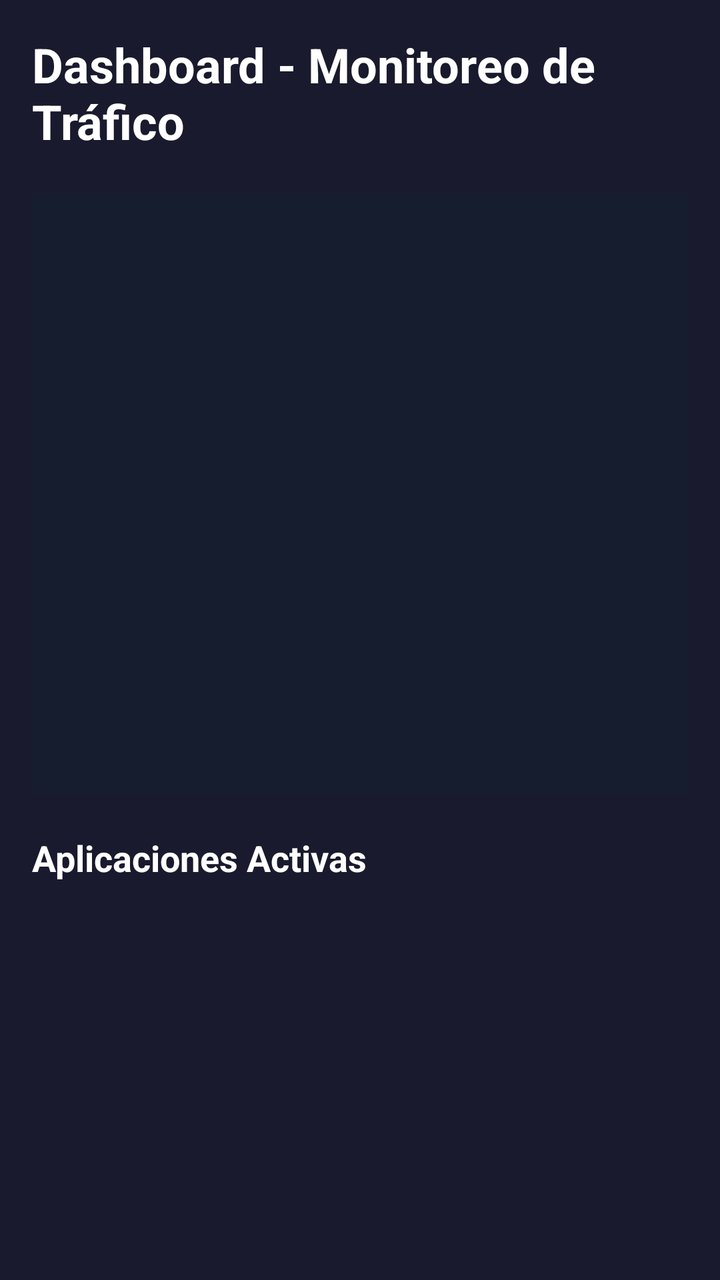
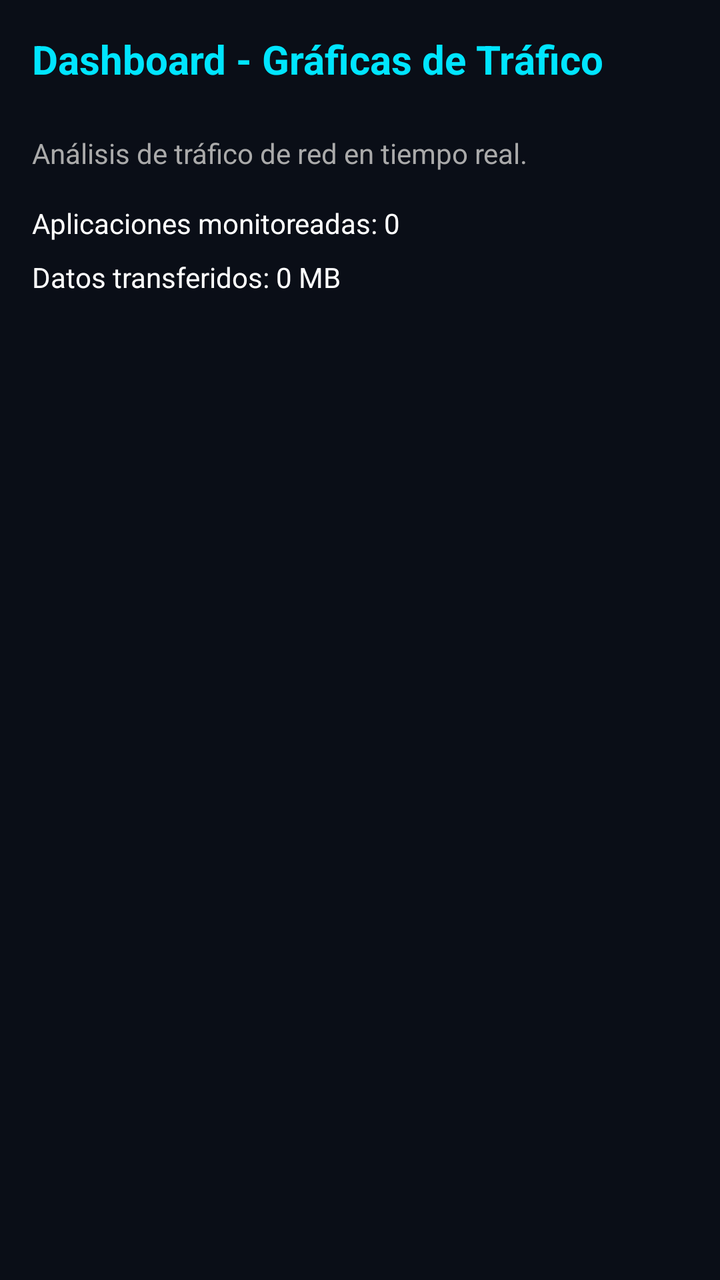

An Android layout rendered at two revisions. The XML below is the earlier revision; the diff shows what the commit changed to produce the second picture.
<!-- AndroidManifest.xml: application theme Theme.SecurityNav -->
<!-- res/layout/activity_dashboard.xml -->
<?xml version="1.0" encoding="utf-8"?>
<LinearLayout xmlns:android="http://schemas.android.com/apk/res/android"
    android:layout_width="match_parent"
    android:layout_height="match_parent"
    android:orientation="vertical"
    android:padding="16dp"
    android:background="#1a1a2e">

    <TextView
        android:layout_width="match_parent"
        android:layout_height="wrap_content"
        android:text="Dashboard - Monitoreo de Tráfico"
        android:textSize="24sp"
        android:textColor="@android:color/white"
        android:layout_marginBottom="20dp"
        android:textStyle="bold" />

    <FrameLayout
        android:id="@+id/chartContainer"
        android:layout_width="match_parent"
        android:layout_height="300dp"
        android:layout_marginBottom="20dp"
        android:background="#161D2F" />

    <TextView
        android:layout_width="match_parent"
        android:layout_height="wrap_content"
        android:text="Aplicaciones Activas"
        android:textSize="18sp"
        android:textColor="@android:color/white"
        android:layout_marginBottom="10dp"
        android:textStyle="bold" />

    <androidx.recyclerview.widget.RecyclerView
        android:id="@+id/rvAppTraffic"
        android:layout_width="match_parent"
        android:layout_height="0dp"
        android:layout_weight="1" />
</LinearLayout>
<!-- resources referenced by this layout -->
<resources>
  <style name="Theme.SecurityNav" parent="Theme.Material3.Dark.NoActionBar">
          
          <item name="colorPrimary">@color/neon_cyan</item>
          <item name="colorOnPrimary">@color/bg_dark</item>
          <item name="colorSecondary">@color/neon_green</item>
          <item name="android:colorBackground">@color/bg_dark</item>
          <item name="colorSurface">@color/surface_dark</item>
          <item name="colorOnSurface">@color/text_primary</item>
  
          
          <item name="materialCardViewStyle">@style/Widget.SecurityNav.CardView</item>
  
          
          <item name="materialButtonStyle">@style/Widget.SecurityNav.Button</item>
      </style>
  <color name="neon_cyan">#FF00F3FF</color>
  <color name="bg_dark">#FF0A0E17</color>
  <color name="neon_green">#FF00FF66</color>
  <color name="surface_dark">#FF141B2D</color>
  <color name="text_primary">#FFF1F5F9</color>
  <style name="Widget.SecurityNav.CardView" parent="Widget.Material3.CardView.Filled">
          <item name="cardBackgroundColor">@color/surface_dark</item>
          <item name="strokeColor">@color/neon_cyan</item>
          <item name="strokeWidth">1dp</item>
          <item name="cardCornerRadius">16dp</item>
          <item name="cardElevation">6dp</item>
      </style>
  <style name="Widget.SecurityNav.Button" parent="Widget.Material3.Button">
          <item name="backgroundTint">@color/neon_cyan</item>
          <item name="android:textColor">@color/bg_dark</item>
          <item name="android:textStyle">bold</item>
          <item name="cornerRadius">12dp</item>
      </style>
</resources>

<!-- the commit's change to res/layout/activity_dashboard.xml (unified diff, before → after) -->
@@ -2,38 +2,41 @@
 <LinearLayout xmlns:android="http://schemas.android.com/apk/res/android"
     android:layout_width="match_parent"
     android:layout_height="match_parent"
+    android:background="@color/bg_dark"
     android:orientation="vertical"
-    android:padding="16dp"
-    android:background="#1a1a2e">
+    android:padding="16dp">
+
+    <TextView
+        android:layout_width="wrap_content"
+        android:layout_height="wrap_content"
+        android:text="Dashboard - Gráficas de Tráfico"
+        android:textColor="@color/neon_cyan"
+        android:textSize="20sp"
+        android:textStyle="bold"
+        android:layout_marginBottom="16dp" />
 
     <TextView
         android:layout_width="match_parent"
         android:layout_height="wrap_content"
-        android:text="Dashboard - Monitoreo de Tráfico"
-        android:textSize="24sp"
-        android:textColor="@android:color/white"
-        android:layout_marginBottom="20dp"
-        android:textStyle="bold" />
-
-    <FrameLayout
-        android:id="@+id/chartContainer"
-        android:layout_width="match_parent"
-        android:layout_height="300dp"
-        android:layout_marginBottom="20dp"
-        android:background="#161D2F" />
+        android:text="Análisis de tráfico de red en tiempo real."
+        android:textColor="@color/text_secondary"
+        android:textSize="14sp"
+        android:layout_marginTop="8dp" />
 
     <TextView
         android:layout_width="match_parent"
         android:layout_height="wrap_content"
-        android:text="Aplicaciones Activas"
-        android:textSize="18sp"
-        android:textColor="@android:color/white"
-        android:layout_marginBottom="10dp"
-        android:textStyle="bold" />
+        android:text="Aplicaciones monitoreadas: 0"
+        android:textColor="@color/text_primary"
+        android:textSize="14sp"
+        android:layout_marginTop="16dp" />
 
-    <androidx.recyclerview.widget.RecyclerView
-        android:id="@+id/rvAppTraffic"
+    <TextView
         android:layout_width="match_parent"
-        android:layout_height="0dp"
-        android:layout_weight="1" />
+        android:layout_height="wrap_content"
+        android:text="Datos transferidos: 0 MB"
+        android:textColor="@color/text_primary"
+        android:textSize="14sp"
+        android:layout_marginTop="8dp" />
+
 </LinearLayout>
<!-- resource entries referenced after the edit -->
@@ -15,11 +15,11 @@
           
           <item name="materialButtonStyle">@style/Widget.SecurityNav.Button</item>
       </style>
-  <color name="neon_cyan">#FF00F3FF</color>
-  <color name="bg_dark">#FF0A0E17</color>
-  <color name="neon_green">#FF00FF66</color>
-  <color name="surface_dark">#FF141B2D</color>
-  <color name="text_primary">#FFF1F5F9</color>
+  <color name="neon_cyan">#00E5FF</color>
+  <color name="bg_dark">#0A0E17</color>
+  <color name="neon_green">#00FF66</color>
+  <color name="text_primary">#FFFFFF</color>
+  <color name="text_secondary">#AAAAAA</color>
   <style name="Widget.SecurityNav.CardView" parent="Widget.Material3.CardView.Filled">
           <item name="cardBackgroundColor">@color/surface_dark</item>
           <item name="strokeColor">@color/neon_cyan</item>
